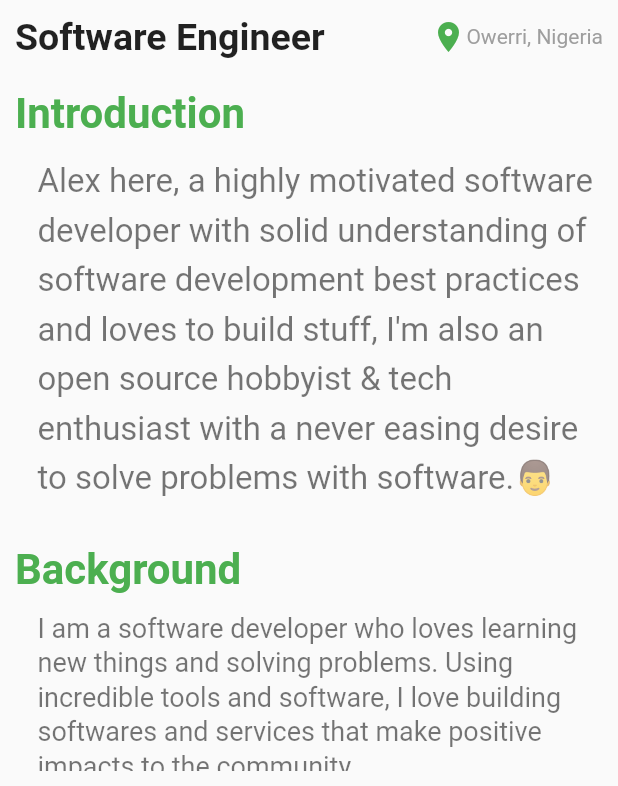
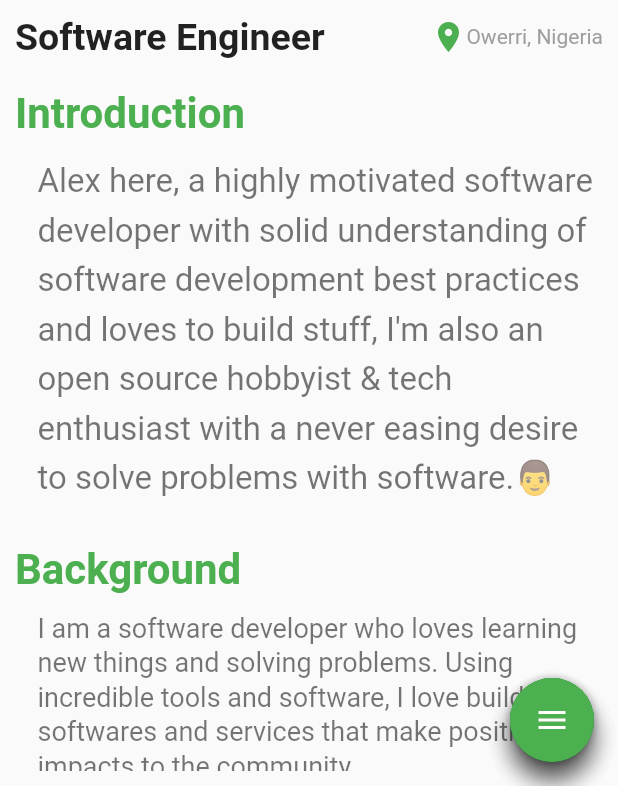
Before and after one commit to wizardoma/flutterportfolio, a Flutter app: the screen it shows after launch, on a phone screen of 412 x 824 dp, the part 450-1236 px from its top. Run offline on Flutter 3.47's test engine with Material 2 defaults, Android fonts, the phone set to English and light mode, and no system bars.

Commit message:
Add actionbar to display contact info

```diff
--- a/lib/main.dart
+++ b/lib/main.dart
@@ -24,9 +24,20 @@ class _MyAppState extends State<MyApp> {
       "I’ve picked up quite a few skills during the course of my studies, and work to improve these skills everyday. Here are a few of the tools & technologies that I have experience with:";
 
   List<String> _toolsLanguages = ["Java", "Javascript", "Dart", "Python"];
-  List<String> _toolsFrameworks = ["Spring Framework", "Flutter", "ReactJs", "Hibernate"];
-  List<String> _toolsTools = ["Git", "FireBase", "Postgresql","Postman" ];
-  List<String> _toolsDevops = ["Docker", "Microservices"," Google Cloud Platform", "Amazon Web Service","Blockchain"];
+  List<String> _toolsFrameworks = [
+    "Spring Framework",
+    "Flutter",
+    "ReactJs",
+    "Hibernate"
+  ];
+  List<String> _toolsTools = ["Git", "FireBase", "Postgresql", "Postman"];
+  List<String> _toolsDevops = [
+    "Docker",
+    "Microservices",
+    " Google Cloud Platform",
+    "Amazon Web Service",
+    "Blockchain"
+  ];
 
   @override
   Widget build(BuildContext context) {
@@ -38,6 +49,7 @@ class _MyAppState extends State<MyApp> {
           : ThemeData.light().copyWith(primaryColor: Colors.green),
       home: SafeArea(
         child: Scaffold(
+          floatingActionButton: ContactFab(),
           body: NestedScrollView(
             headerSliverBuilder: (context, isScrolled) {
               return [
@@ -84,9 +96,9 @@ class _MyAppState extends State<MyApp> {
               child: ListView(
                 shrinkWrap: true,
                 children: [
-                  introductionSection(),
-                  backgroundSection(),
-                  toolsSection(),
+                  _introductionSection(),
+                  _backgroundSection(),
+                  _toolsSection(),
                 ],
               ),
             ),
@@ -111,6 +123,7 @@ class _MyAppState extends State<MyApp> {
       centerTitle: true,
       title: Row(
         mainAxisAlignment: MainAxisAlignment.spaceBetween,
+        crossAxisAlignment: CrossAxisAlignment.center,
         children: [
           Flexible(flex: 4, child: Text("Ibekason Alexander Onyebuchi")),
           Flexible(
@@ -145,7 +158,7 @@ class _MyAppState extends State<MyApp> {
     );
   }
 
-  Widget introductionSection() {
+  Widget _introductionSection() {
     var container = Container(
       child: Text(description,
           style: _textStyle(isDarkMode: isDarkMode, fontSize: 22, height: 1.5)),
@@ -158,7 +171,7 @@ class _MyAppState extends State<MyApp> {
     );
   }
 
-  Widget backgroundSection() {
+  Widget _backgroundSection() {
     var container = Container(
       child: Text(
         background,
@@ -171,7 +184,7 @@ class _MyAppState extends State<MyApp> {
     );
   }
 
-  Widget toolsSection() {
+  Widget _toolsSection() {
     var container = Container(
       child: Column(
         children: [
@@ -183,7 +196,9 @@ class _MyAppState extends State<MyApp> {
               height: 1.3,
             ),
           ),
-          SizedBox(height: 20,),
+          SizedBox(
+            height: 20,
+          ),
           Wrap(
             spacing: 15,
             runSpacing: 15,
@@ -203,27 +218,37 @@ class _MyAppState extends State<MyApp> {
     );
   }
 
-  Widget toolsLanguages(){
-    return toolsWrapper("Languages", _toolsLanguages);
-  }
-  Widget toolsFrameworks(){
-    return toolsWrapper("FrameWorks", _toolsFrameworks);
-  }
-  Widget toolsTools(){
-    return toolsWrapper("Tools", _toolsTools);
-  }
-  Widget toolsDevops(){
-    return toolsWrapper("Cloud/Devops", _toolsDevops);
+  Widget toolsLanguages() {
+    return _toolsWrapper("Languages", _toolsLanguages);
   }
 
-  Widget toolsWrapper(String title, List<String> list) {
-    List<Widget> widgets = list.map((e) => Text(e, style: _textStyle(
-      isDarkMode: isDarkMode,
-    ),)).toList();
+  Widget toolsFrameworks() {
+    return _toolsWrapper("FrameWorks", _toolsFrameworks);
+  }
+
+  Widget toolsTools() {
+    return _toolsWrapper("Tools", _toolsTools);
+  }
+
+  Widget toolsDevops() {
+    return _toolsWrapper("Cloud/Devops", _toolsDevops);
+  }
+
+  Widget _toolsWrapper(String title, List<String> list) {
+    List<Widget> widgets = list
+        .map((e) => Text(
+              e,
+              style: _textStyle(
+                isDarkMode: isDarkMode,
+              ),
+            ))
+        .toList();
     return Column(
       crossAxisAlignment: CrossAxisAlignment.start,
       children: [
-        Text(title.toUpperCase(), style: TextStyle(fontWeight: FontWeight.bold),
+        Text(
+          title.toUpperCase(),
+          style: TextStyle(fontWeight: FontWeight.bold),
         ),
         ...widgets
       ],
@@ -272,3 +297,154 @@ class SectionWrapper extends StatelessWidget {
     );
   }
 }
+
+class ContactFab extends StatefulWidget {
+  @override
+  _ContactFabState createState() => _ContactFabState();
+}
+
+class _ContactFabState extends State<ContactFab>
+    with SingleTickerProviderStateMixin {
+  bool isOpened = false;
+  AnimationController _animationController;
+  Animation<Color> _buttonColor;
+  Animation<double> _animateIcon;
+  Animation<double> _translateButton;
+  Curve _curve = Curves.easeOut;
+  double _fabHeight = 56.0;
+
+  @override
+  initState() {
+    _animationController =
+        AnimationController(vsync: this, duration: Duration(milliseconds: 500))
+          ..addListener(() {
+            setState(() {});
+          });
+    _animateIcon =
+        Tween<double>(begin: 0.0, end: 1.0).animate(_animationController);
+    _buttonColor = ColorTween(
+      begin: Colors.green,
+      end: Colors.red,
+    ).animate(CurvedAnimation(
+      parent: _animationController,
+      curve: Interval(
+        0.00,
+        1.00,
+        curve: Curves.linear,
+      ),
+    ));
+    _translateButton = Tween<double>(
+      begin: _fabHeight,
+      end: -14.0,
+    ).animate(CurvedAnimation(
+      parent: _animationController,
+      curve: Interval(
+        0.0,
+        0.75,
+        curve: _curve,
+      ),
+    ));
+    super.initState();
+  }
+
+  @override
+  dispose() {
+    _animationController.dispose();
+    super.dispose();
+  }
+
+  animate() {
+    if (!isOpened) {
+      _animationController.forward();
+    } else {
+      _animationController.reverse();
+    }
+    isOpened = !isOpened;
+  }
+
+  void showScaffold(String text) {
+    ScaffoldMessenger.of(context).hideCurrentSnackBar();
+    ScaffoldMessenger.of(context).showSnackBar(SnackBar(content: Text(text)));
+  }
+
+  Widget twitter() {
+    return Container(
+      child: FloatingActionButton(
+        backgroundColor: Theme.of(context).primaryColor,
+        onPressed: () => showScaffold("@wizardom"),
+        tooltip: 'Add',
+        child: Text("Tweet"),
+      ),
+    );
+  }
+
+  Widget github() {
+    return Container(
+      child: FloatingActionButton(
+        backgroundColor: Theme.of(context).primaryColor,
+        onPressed: () => showScaffold("/wizardoma"),
+        tooltip: 'Image',
+        child: Text("Github"),
+      ),
+    );
+  }
+
+  Widget linkedIn() {
+    return Container(
+      child: FloatingActionButton(
+        backgroundColor: Theme.of(context).primaryColor,
+        onPressed: () => showScaffold("linked.com/in/alexander-ibekason"),
+        tooltip: 'Inbox',
+        child: Text("In"),
+      ),
+    );
+  }
+
+  Widget toggle() {
+    return Container(
+      child: FloatingActionButton(
+        backgroundColor: _buttonColor.value,
+        onPressed: animate,
+        tooltip: 'Toggle',
+        child: AnimatedIcon(
+          icon: AnimatedIcons.menu_close,
+          progress: _animateIcon,
+        ),
+      ),
+    );
+  }
+
+  @override
+  Widget build(BuildContext context) {
+    return Column(
+      mainAxisAlignment: MainAxisAlignment.end,
+      children: <Widget>[
+        Transform(
+          transform: Matrix4.translationValues(
+            0.0,
+            _translateButton.value * 3.0,
+            0.0,
+          ),
+          child: twitter(),
+        ),
+        Transform(
+          transform: Matrix4.translationValues(
+            0.0,
+            _translateButton.value * 2.0,
+            0.0,
+          ),
+          child: github(),
+        ),
+        Transform(
+          transform: Matrix4.translationValues(
+            0.0,
+            _translateButton.value,
+            0.0,
+          ),
+          child: linkedIn(),
+        ),
+        toggle(),
+      ],
+    );
+  }
+}
```
